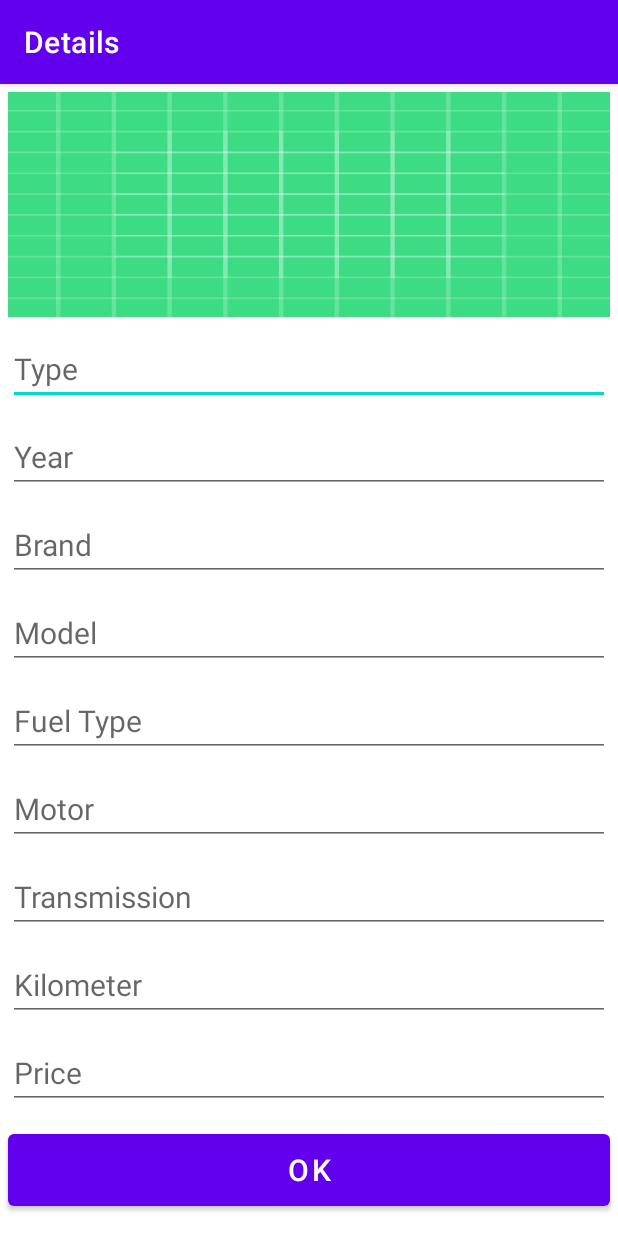
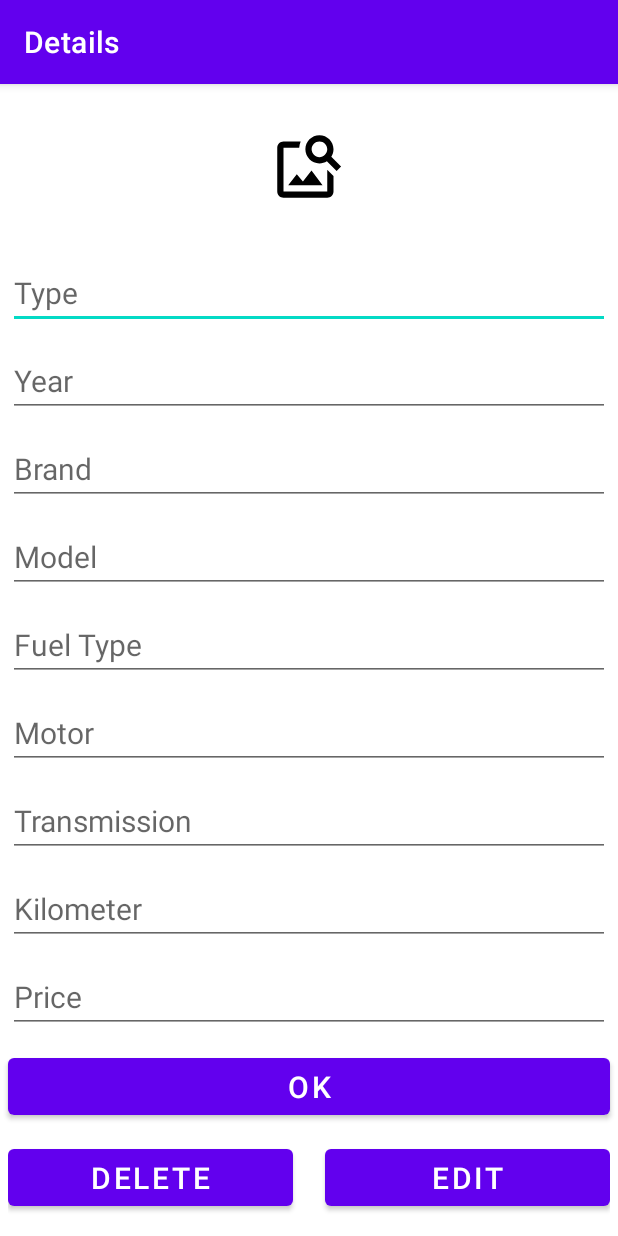
Before and after one commit to sevvaloz/CarForSaleApp, an Android app: the screen it shows after launch (CarDetailActivity), after a tap on "Sell Car", on a phone screen of 412 x 824 dp. Run offline under Robolectric (Android 15) with nearby library versions, the phone set to English and light mode, and no system bars; our stand-ins replace Dagger/Hilt's generated code, Firebase (no records; nobody signed in at launch, a user with empty details on screens opened directly).

```diff
--- a/app/src/main/java/com/ozdamarsevval/carsystemapp/repository/CarRepositoryImpl.kt
+++ b/app/src/main/java/com/ozdamarsevval/carsystemapp/repository/CarRepositoryImpl.kt
@@ -36,8 +36,7 @@ class CarRepositoryImpl(
     override fun addCar(car: Car, result: (UiState<String>) -> Unit) {
         val document = db.collection("Cars").document()
         car.id = document.id
-        document
-            .set(car)
+        document.set(car)
             .addOnSuccessListener {
                 result.invoke(UiState.Success("Car is on sale"))
             }
--- a/app/src/main/java/com/ozdamarsevval/carsystemapp/view/MainActivity.kt
+++ b/app/src/main/java/com/ozdamarsevval/carsystemapp/view/MainActivity.kt
@@ -8,8 +8,6 @@ import android.view.MenuItem
 import android.widget.Toast
 import androidx.activity.viewModels
 import androidx.recyclerview.widget.LinearLayoutManager
-import com.google.android.material.internal.NavigationMenu
-import com.google.android.material.navigation.NavigationView
 import com.ozdamarsevval.carsystemapp.R
 import com.ozdamarsevval.carsystemapp.adapter.CarAdapter
 import com.ozdamarsevval.carsystemapp.databinding.ActivityMainBinding
@@ -25,9 +23,9 @@ class MainActivity : AppCompatActivity() {
     private val authviewmodel: AuthViewModel by viewModels()
     private val carviewmodel: CarViewModel by viewModels()
     private val adapter by lazy {
-        CarAdapter(onItemClicked = {
-            pos, item -> startActivity(Intent(this@MainActivity, CarDetailActivity::class.java).putExtra("car", item))
-        })
+        CarAdapter { pos, item ->
+            startActivity(Intent(this@MainActivity, CarDetailActivity::class.java).putExtra("car", item))
+        }
     }
 
     override fun onCreate(savedInstanceState: Bundle?) {
@@ -49,7 +47,7 @@ class MainActivity : AppCompatActivity() {
         carviewmodel.getCars()
         carviewmodel.cars.observe(this){ carList ->
             when(carList){
-                UiState.Loading -> Toast.makeText(this, "Loading..", Toast.LENGTH_SHORT).show()
+                is UiState.Loading -> Toast.makeText(this, "Loading..", Toast.LENGTH_SHORT).show()
                 is UiState.Failure -> Toast.makeText(this, "Failed", Toast.LENGTH_SHORT).show()
                 is UiState.Success -> adapter.updateList(carList.data.toMutableList())
             }
--- a/app/src/main/res/drawable/image_search_icon.xml
+++ b/app/src/main/res/drawable/baseline_image_search_24.xml
@@ -1,4 +1,4 @@
-<vector android:height="24dp" android:tint="#FFFFFF"
+<vector android:height="24dp" android:tint="#000000"
     android:viewportHeight="24" android:viewportWidth="24"
     android:width="24dp" xmlns:android="http://schemas.android.com/apk/res/android">
     <path android:fillColor="@android:color/white" android:pathData="M18,13v7L4,20L4,6h5.02c0.05,-0.71 0.22,-1.38 0.48,-2L4,4c-1.1,0 -2,0.9 -2,2v14c0,1.1 0.9,2 2,2h14c1.1,0 2,-0.9 2,-2v-5l-2,-2zM16.5,18h-11l2.75,-3.53 1.96,2.36 2.75,-3.54zM19.3,8.89c0.44,-0.7 0.7,-1.51 0.7,-2.39C20,4.01 17.99,2 15.5,2S11,4.01 11,6.5s2.01,4.5 4.49,4.5c0.88,0 1.7,-0.26 2.39,-0.7L21,13.42 22.42,12 19.3,8.89zM15.5,9C14.12,9 13,7.88 13,6.5S14.12,4 15.5,4 18,5.12 18,6.5 16.88,9 15.5,9z"/>
--- a/app/src/main/res/layout/activity_car_detail.xml
+++ b/app/src/main/res/layout/activity_car_detail.xml
@@ -8,37 +8,34 @@
     tools:context=".view.CarDetailActivity"
     android:orientation="vertical">
 
-
     <ImageView
-        android:id="@+id/choose_images"
-        android:layout_width="match_parent"
-        android:layout_height="150dp"
-        android:background="@drawable/ic_launcher_background"
-        android:layout_margin="5dp"
-        android:layout_alignParentTop="true"
-        android:visibility="visible">
-    </ImageView>
+        android:id="@+id/chooseImages"
+        android:layout_width="50dp"
+        android:layout_height="50dp"
+        android:layout_margin="30dp"
+        android:layout_centerHorizontal="true"
+        android:src="@drawable/baseline_image_search_24" />
 
     <androidx.recyclerview.widget.RecyclerView
         android:id="@+id/rv_images"
         android:layout_width="match_parent"
         android:layout_height="150dp"
-        android:layout_alignParentTop="true"
-        android:layout_marginStart="5dp"
-        android:layout_marginTop="5dp"
-        android:layout_marginEnd="5dp"
-        android:layout_marginBottom="5dp"
-        android:visibility="invisible"/>
+        android:layout_below="@+id/chooseImages"
+        android:layout_margin="5dp"
+        android:visibility="gone"/>
 
     <EditText
         android:id="@+id/carType"
         android:layout_width="match_parent"
         android:layout_height="wrap_content"
-        android:layout_margin="5dp"
+        android:layout_below="@+id/rv_images"
+        android:layout_marginStart="5dp"
+        android:layout_marginTop="5dp"
+        android:layout_marginEnd="5dp"
+        android:layout_marginBottom="5dp"
         android:hint="Type"
-        android:textSize="20sp"
         android:inputType="text"
-        android:layout_below="@+id/rv_images"/>
+        android:textSize="20sp" />
 
     <EditText
         android:id="@+id/carYear"
@@ -134,11 +131,37 @@
     <Button
         android:id="@+id/okButton"
         android:layout_width="match_parent"
-        android:layout_height="60dp"
+        android:layout_height="50dp"
         android:text="OK"
         android:textSize="20sp"
         android:textAllCaps="false"
         android:layout_margin="5dp"
         android:layout_below="@+id/carPrice"/>
 
+    <RelativeLayout
+        android:layout_width="match_parent"
+        android:layout_height="wrap_content"
+        android:layout_below="@+id/okButton"
+        android:layout_margin="5dp">
+
+        <Button
+            android:id="@+id/deleteButton"
+            android:layout_width="190dp"
+            android:layout_height="50dp"
+            android:text="DELETE"
+            android:textSize="20sp"
+            android:textAllCaps="false"
+            android:layout_alignParentStart="true"/>
+
+        <Button
+            android:id="@+id/editButton"
+            android:layout_width="190dp"
+            android:layout_height="50dp"
+            android:text="EDIT"
+            android:textSize="20sp"
+            android:textAllCaps="false"
+            android:layout_alignParentEnd="true"/>
+
+    </RelativeLayout>
+
 </RelativeLayout>
```
Also changed, not shown: app/src/main/java/com/ozdamarsevval/carsystemapp/adapter/CarAdapter.kt (+5 -2 lines), app/src/main/java/com/ozdamarsevval/carsystemapp/view/CarDetailActivity.kt (+104 -29 lines), app/src/main/res/layout/item_car.xml (+11 -16 lines), app/src/main/res/layout/item_image.xml (+7 -6 lines).
